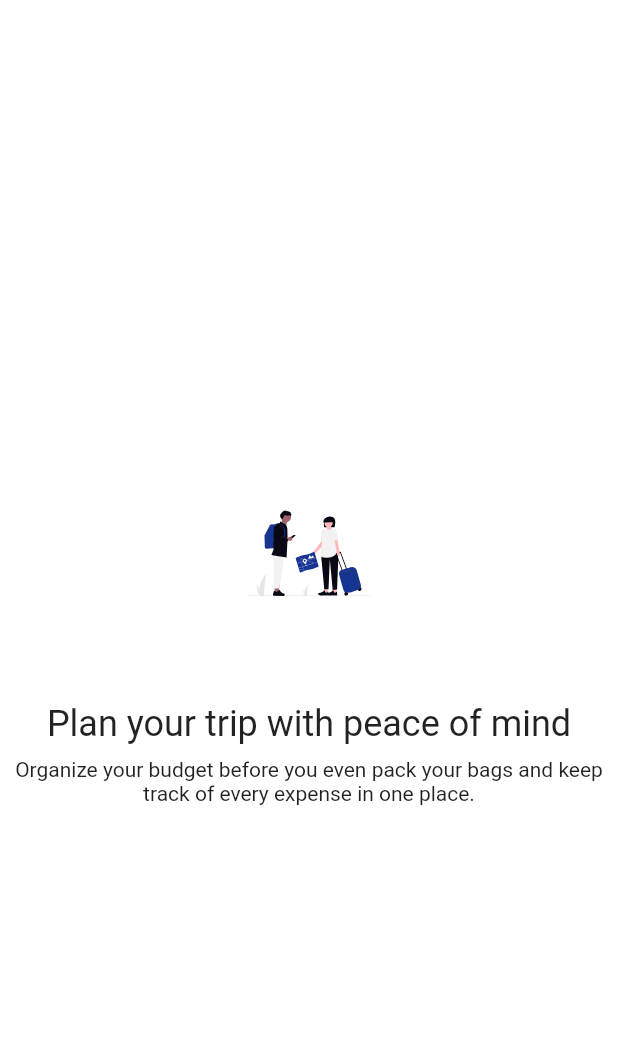
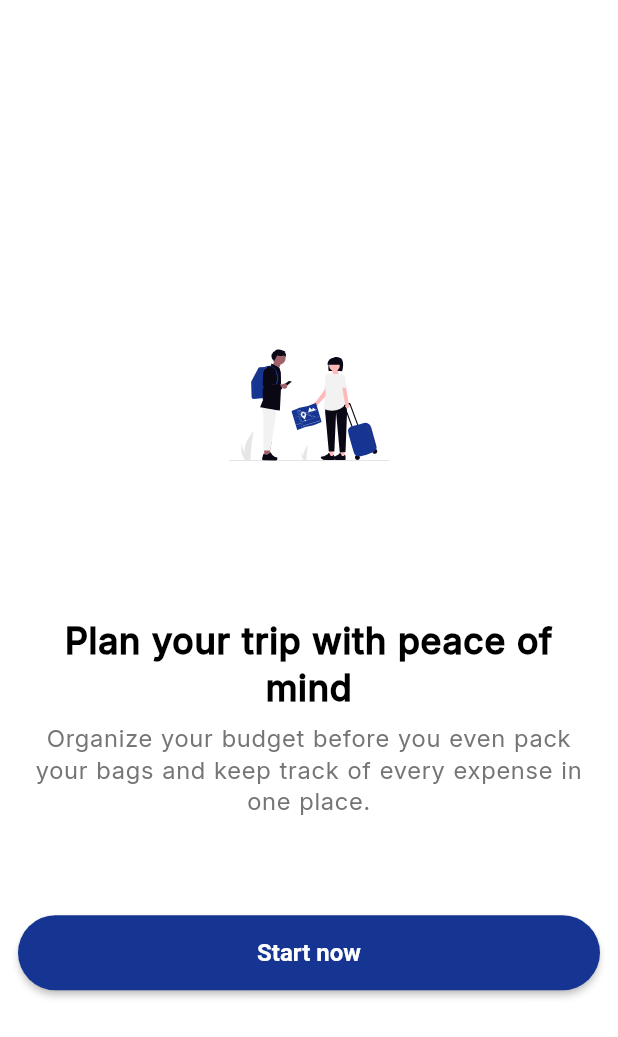
Before and after one commit to LuizFelipeOC/travel-wallet, a Flutter app: the screen it shows after launch, on a phone screen of 412 x 824 dp. Shown: the top 1037 px of the screen. Run offline on Flutter 3.47's test engine with Material 3 defaults, Android fonts, the phone set to English and light mode, and no system bars; our stand-ins replace flutter_svg, go_router.

Commit message:
feat: implement custom button and fade-in widget; update onboarding screen with new UI elements and localization support

```diff
--- /dev/null
+++ b/lib/app/core/constants/app_colors.dart
@@ -0,0 +1,5 @@
+import 'dart:ui';
+
+final class AppColors {
+  static const Color primaryColor = Color(0xFF163592);
+}
--- a/lib/app/core/constants/constants.dart
+++ b/lib/app/core/constants/constants.dart
@@ -1 +1,2 @@
 export 'app_images.dart';
+export 'app_colors.dart';
--- a/lib/app/core/themes/app_themes.dart
+++ b/lib/app/core/themes/app_themes.dart
@@ -1,10 +1,47 @@
 import 'package:flutter/material.dart';
+
+import '../constants/constants.dart';
 
 final class AppThemes {
   static ThemeData get lightTheme => ThemeData(
     brightness: Brightness.light,
-    primaryColor: Colors.blue,
+    primaryColor: AppColors.primaryColor,
     scaffoldBackgroundColor: Colors.white,
+    fontFamily: 'Inter18',
     useMaterial3: false,
+    textTheme: textTheme(),
+    elevatedButtonTheme: elevatedButtonTheme(),
   );
+
+  static ElevatedButtonThemeData elevatedButtonTheme() {
+    return ElevatedButtonThemeData(
+      style: ElevatedButton.styleFrom(
+        backgroundColor: AppColors.primaryColor,
+        foregroundColor: Colors.white,
+        textStyle: const TextStyle(fontSize: 16, fontWeight: FontWeight.bold),
+        shape: RoundedRectangleBorder(borderRadius: BorderRadius.circular(40)),
+      ),
+    );
+  }
+
+  static TextTheme textTheme() {
+    return const TextTheme(
+      headlineSmall: TextStyle(
+        fontSize: 24,
+        fontWeight: .bold,
+        color: Colors.black,
+        height: 1.3,
+        letterSpacing: 0.5,
+        wordSpacing: 0.5,
+      ),
+      bodyMedium: TextStyle(
+        fontSize: 16,
+        color: Colors.black,
+        height: 1.3,
+        letterSpacing: 0.5,
+        wordSpacing: 0.5,
+        fontWeight: FontWeight.normal,
+      ),
+    );
+  }
 }
--- /dev/null
+++ b/lib/app/core/widgtes/custom_buttons/cusom_button.dart
@@ -0,0 +1,45 @@
+import 'package:flutter/material.dart';
+
+class CustomButton extends StatelessWidget {
+  final VoidCallback? onPressed;
+  final ButtonStyle? style;
+  final String title;
+  final bool isLoading;
+  final bool isDisabled;
+  final bool isOutlined;
+  final double height;
+  final double width;
+
+  const CustomButton({
+    super.key,
+    required this.title,
+    this.onPressed,
+    this.style,
+    this.isLoading = false,
+    this.isDisabled = false,
+    this.isOutlined = false,
+    this.height = 50,
+    this.width = double.infinity,
+  });
+
+  @override
+  Widget build(BuildContext context) {
+    if (isOutlined) {
+      return SizedBox(
+        height: height,
+        width: width,
+        child: OutlinedButton(
+          onPressed: isDisabled ? null : onPressed,
+          style: style,
+          child: Text(title),
+        ),
+      );
+    }
+
+    return SizedBox(
+      height: height,
+      width: width,
+      child: ElevatedButton(onPressed: onPressed, style: style, child: Text(title)),
+    );
+  }
+}
--- /dev/null
+++ b/lib/app/core/widgtes/fade_in/fade_in.dart
@@ -0,0 +1,55 @@
+import 'package:flutter/material.dart';
+
+class FadeIn extends StatefulWidget {
+  const FadeIn({
+    super.key,
+    required this.child,
+    this.duration = const Duration(milliseconds: 500),
+    this.delay = Duration.zero,
+    this.begin = 0.0,
+    this.end = 1.0,
+    this.curve = Curves.easeOut,
+  });
+
+  final Widget child;
+  final Duration duration;
+  final Duration delay;
+  final double begin;
+  final double end;
+  final Curve curve;
+
+  @override
+  State<FadeIn> createState() => _FadeInState();
+}
+
+class _FadeInState extends State<FadeIn> with SingleTickerProviderStateMixin {
+  late final AnimationController _controller;
+  late final Animation<double> _opacity;
+
+  @override
+  void initState() {
+    super.initState();
+    _controller = AnimationController(vsync: this, duration: widget.duration);
+    _opacity = Tween<double>(
+      begin: widget.begin,
+      end: widget.end,
+    ).animate(CurvedAnimation(parent: _controller, curve: widget.curve));
+
+    Future.delayed(widget.delay, () {
+      if (mounted) {
+        _controller.forward();
+      }
+    });
+  }
+
+  @override
+  void dispose() {
+    _controller.dispose();
+    super.dispose();
+  }
+
+  @override
+  Widget build(BuildContext context) {
+    return FadeTransition(opacity: _opacity, child: widget.child);
+  }
+}
--- a/lib/app/core/widgtes/widgets.dart
+++ b/lib/app/core/widgtes/widgets.dart
@@ -1 +1,3 @@
 export 'app_svg/app_svg.dart';
+export 'fade_in/fade_in.dart';
+export 'custom_buttons/cusom_button.dart';
--- a/lib/app/screens/onboarding/onboarding_screen.dart
+++ b/lib/app/screens/onboarding/onboarding_screen.dart
@@ -19,6 +19,7 @@ class _OnboardingScreenState extends State<OnboardingScreen> {
     final double screenWidth = context.width;
 
     final AppLocalizations localizations = AppLocalizations.of(context)!;
+    final TextTheme textTheme = Theme.of(context).textTheme;
 
     return Scaffold(
       body: Column(
@@ -26,32 +27,51 @@ class _OnboardingScreenState extends State<OnboardingScreen> {
         children: [
           Center(
             child: Column(
+              mainAxisAlignment: .center,
               children: [
-                AppSvg(
+                FadeIn(
+                  delay: const Duration(milliseconds: 750),
+                  child: AppSvg(
                     assetName: Appimages.travelers,
                     assetsType: AssetsType.asset,
-                  height: screenHeight * 0.2,
-                  width: screenWidth * 0.2,
+                    height: screenHeight * 0.26,
+                    width: screenWidth * 0.26,
                   ),
-                SizedBox(height: screenHeight * 0.02),
-                Column(
+                ),
+                SizedBox(height: screenHeight * 0.04),
+                FadeIn(
+                  delay: const Duration(milliseconds: 800),
+                  child: Padding(
+                    padding: .only(left: 12, right: 12),
+                    child: Column(
                       crossAxisAlignment: .center,
                       mainAxisAlignment: .center,
                       children: [
                         Text(
                           localizations.onboardingTitle,
-                      style: Theme.of(context).textTheme.headlineSmall,
+                          style: textTheme.headlineSmall,
                           textAlign: .center,
                         ),
                         SizedBox(height: screenHeight * 0.01),
                         Text(
                           localizations.onboardingDescription,
-                      style: Theme.of(context).textTheme.bodyMedium,
+                          style: textTheme.bodyMedium?.copyWith(color: Colors.grey[600]),
                           textAlign: .center,
                         ),
                       ],
                     ),
+                  ),
+                ),
               ],
+            ),
+          ),
+
+          SizedBox(height: screenHeight * 0.08),
+          FadeIn(
+            delay: const Duration(milliseconds: 900),
+            child: Padding(
+              padding: .only(left: 12, right: 12),
+              child: CustomButton(title: localizations.getStarted, onPressed: () {}),
             ),
           ),
         ],
--- a/lib/l10n/app_en.arb
+++ b/lib/l10n/app_en.arb
@@ -1,5 +1,6 @@
 {
   "@@locale": "en",
   "onboardingTitle": "Plan your trip with peace of mind",
-  "onboardingDescription": "Organize your budget before you even pack your bags and keep track of every expense in one place."
+  "onboardingDescription": "Organize your budget before you even pack your bags and keep track of every expense in one place.",
+  "getStarted": "Start now"
 }
--- a/lib/l10n/app_localizations.dart
+++ b/lib/l10n/app_localizations.dart
@@ -109,6 +109,12 @@ abstract class AppLocalizations {
   /// In en, this message translates to:
   /// **'Organize your budget before you even pack your bags and keep track of every expense in one place.'**
   String get onboardingDescription;
+
+  /// No description provided for @getStarted.
+  ///
+  /// In en, this message translates to:
+  /// **'Start now'**
+  String get getStarted;
 }
 
 class _AppLocalizationsDelegate
--- a/lib/l10n/app_localizations_en.dart
+++ b/lib/l10n/app_localizations_en.dart
@@ -14,4 +14,7 @@ class AppLocalizationsEn extends AppLocalizations {
   @override
   String get onboardingDescription =>
       'Organize your budget before you even pack your bags and keep track of every expense in one place.';
+
+  @override
+  String get getStarted => 'Start now';
 }
--- a/lib/l10n/app_localizations_pt.dart
+++ b/lib/l10n/app_localizations_pt.dart
@@ -14,4 +14,7 @@ class AppLocalizationsPt extends AppLocalizations {
   @override
   String get onboardingDescription =>
       'Organize seu orçamento antes mesmo de fazer as malas e acompanhe todos os seus gastos em um só lugar.';
+
+  @override
+  String get getStarted => 'Começar agora';
 }
--- a/lib/l10n/app_pt.arb
+++ b/lib/l10n/app_pt.arb
@@ -1,5 +1,6 @@
 {
   "@@locale": "pt",
   "onboardingTitle": "Planeje sua viagem com tranquilidade",
-  "onboardingDescription": "Organize seu orçamento antes mesmo de fazer as malas e acompanhe todos os seus gastos em um só lugar."
+  "onboardingDescription": "Organize seu orçamento antes mesmo de fazer as malas e acompanhe todos os seus gastos em um só lugar.",
+  "getStarted": "Começar agora"
 }
```
Lines whose indentation alone changed are shown as unchanged.
